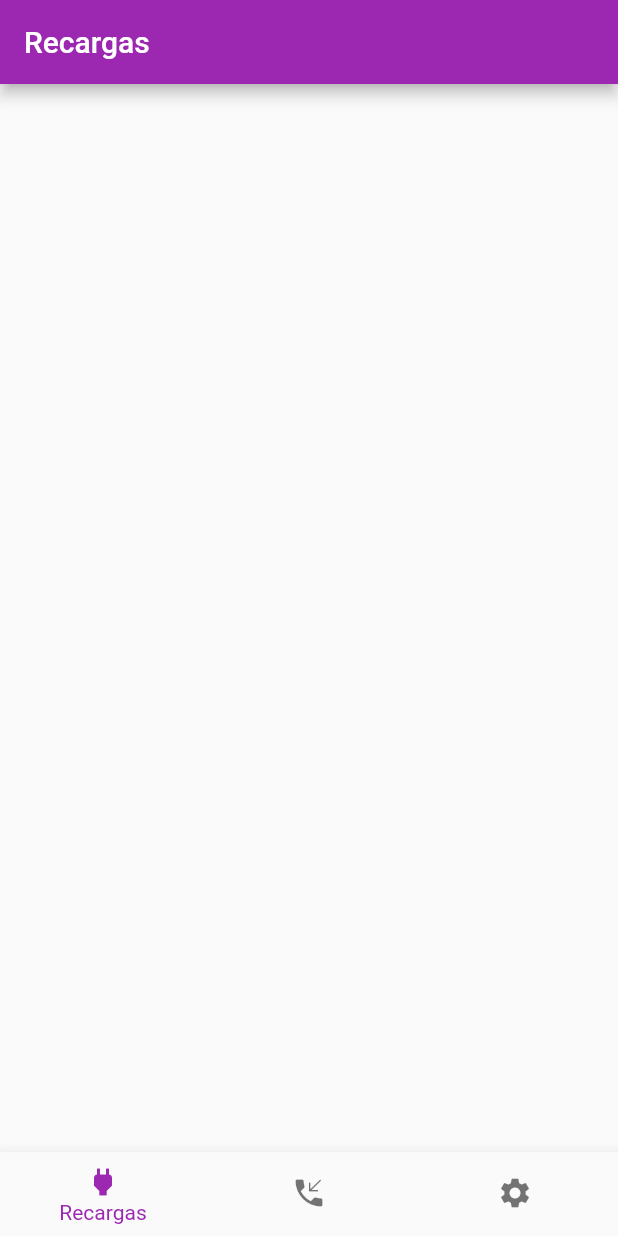
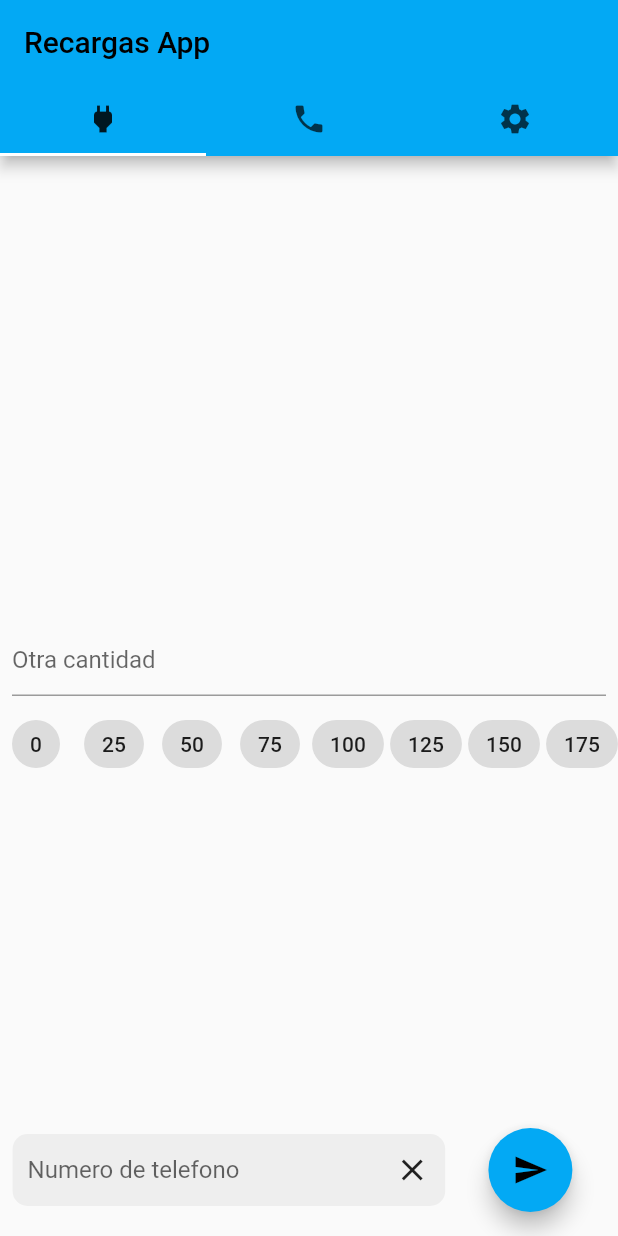
Before and after one commit to robert-virtual/recargas_claro_app, a Flutter app: the screen it shows after launch, on a phone screen of 412 x 824 dp. Run offline on Flutter 3.47's test engine with Material 2 defaults, Android fonts, the phone set to English and light mode, and no system bars; our stand-ins replace shared_preferences; missing offline and left inert: flutter_phone_direct_caller.

Commit message:
tabs implementadas

```diff
--- a/lib/main.dart
+++ b/lib/main.dart
@@ -1,7 +1,8 @@
 import 'package:flutter/material.dart';
 import 'package:recargas_claro_app/pages/menu.dart';
+import 'package:recargas_claro_app/pages/tabs.dart';
 
-void main() => runApp(MyApp());
+void main() => runApp(MyAppWithTabs());
 
 class MyApp extends StatelessWidget {
   @override
--- a/lib/pages/ajustes.dart
+++ b/lib/pages/ajustes.dart
@@ -27,9 +27,7 @@ class _AjustePagesState extends State<AjustePages> {
   @override
   Widget build(BuildContext context) {
     return Scaffold(
-      appBar: AppBar(
-        title: const Text("Ajustes"),
-      ),
+
       body: Column(
         mainAxisAlignment: MainAxisAlignment.center,
         children: [
--- a/lib/pages/menu.dart
+++ b/lib/pages/menu.dart
@@ -15,12 +15,14 @@ class _MenuState extends State<Menu> {
   @override
   Widget build(BuildContext context) {
     return Scaffold(
-      body: IndexedStack(
-        index: paginaActual,
-        children: [RecargasPage(), PaquetesPage(), AjustePages()],
+      body: SafeArea(
+        child: IndexedStack(
+          index: paginaActual,
+          children: [RecargasPage(), PaquetesPage(), AjustePages()],
+        ),
       ),
       bottomNavigationBar: BottomNavigationBar(
-          showUnselectedLabels: false,
+        showSelectedLabels: false,
           currentIndex: paginaActual,
           onTap: (index) {
             setState(() {
--- a/lib/pages/recargas.dart
+++ b/lib/pages/recargas.dart
@@ -1,4 +1,6 @@
 import 'package:flutter/material.dart';
+import 'package:flutter_phone_direct_caller/flutter_phone_direct_caller.dart';
+import 'package:shared_preferences/shared_preferences.dart';
 
 class RecargasPage extends StatefulWidget {
   RecargasPage({Key? key}) : super(key: key);
@@ -8,12 +10,135 @@ class RecargasPage extends StatefulWidget {
 }
 
 class _RecargasPageState extends State<RecargasPage> {
+  final pinController = TextEditingController();
+  final telefono = TextEditingController();
+  List<String> common = List.generate(15, (i) => "${25 * i}");
+  String? cantidad;
   @override
   Widget build(BuildContext context) {
     return Scaffold(
-      appBar: AppBar(
-        title: const Text("Recargas"),
-      ),
-    );
+
+        body: Column(
+          mainAxisAlignment: MainAxisAlignment.center,
+          children: [
+            Padding(
+              padding: EdgeInsets.all(8.0),
+              child: TextField(
+                keyboardType: TextInputType.number,
+                onChanged: (text) {
+                  setState(() {
+                    cantidad = text;
+                  });
+                },
+                decoration: InputDecoration(hintText: "Otra cantidad"),
+              ),
+            ),
+            SingleChildScrollView(
+              scrollDirection: Axis.horizontal,
+              child: Row(
+                children: [
+                  Wrap(
+                      spacing: 4.0,
+                      children: List.generate(
+                          common.length,
+                          (i) => ChoiceChip(
+                                label: Text(common[i]),
+                                selected: common[i] == cantidad,
+                                onSelected: (selected) {
+                                  setState(() {
+                                    cantidad = common[i];
+                                  });
+                                },
+                              ))),
+                ],
+              ),
+            ),
+          ],
+        ),
+        floatingActionButton: Row(
+          mainAxisAlignment: MainAxisAlignment.spaceAround,
+          children: [
+            Container(
+              margin: EdgeInsets.only(left: 10),
+              padding: EdgeInsets.symmetric(horizontal: 10),
+              decoration: BoxDecoration(
+                  color: Colors.grey[200],
+                  borderRadius: BorderRadius.circular(10)),
+              width: MediaQuery.of(context).size.width * 0.70,
+              child: Row(
+                mainAxisAlignment: MainAxisAlignment.spaceBetween,
+                children: [
+                  SizedBox(
+                    width: MediaQuery.of(context).size.width * 0.55,
+                    child: TextField(
+                      controller: telefono,
+                      maxLength: 8,
+                      keyboardType: TextInputType.phone,
+                      decoration: const InputDecoration(
+                        hintText: "Numero de telefono",
+                        border: InputBorder.none,
+                        counterText: "",
+                      ),
+                    ),
+                  ),
+                  InkWell(
+                    onTap: telefono.clear,
+                    child: Icon(Icons.close),
+                  )
+                ],
+              ),
+            ),
+            FloatingActionButton(
+              onPressed: enviarRecarga,
+              child: Icon(Icons.send),
+            )
+          ],
+        ));
+  }
+
+  void enviarRecarga() async {
+    // final
+    final pref = await SharedPreferences.getInstance();
+    String? pin = pref.getString('pin');
+
+    if (pin == null) {
+      showDialog(
+          context: context,
+          builder: (context) {
+            return AlertDialog(
+              title: const Text("Pin"),
+              content: Column(
+                mainAxisSize: MainAxisSize.min,
+                children: [
+                  const Text("ingrese su pin"),
+                  TextField(
+                    controller: pinController,
+                    decoration: const InputDecoration(hintText: "pin"),
+                  )
+                ],
+              ),
+              actions: [
+                TextButton(
+                    onPressed: () {
+                      Navigator.of(context).pop();
+                    },
+                    child: const Text("Cancelar")),
+                TextButton(
+                    onPressed: () {
+                      pref.setString('pin', pinController.text);
+                      pin = pinController.text;
+                      Navigator.of(context).pop();
+                    },
+                    child: const Text("Guardar")),
+              ],
+            );
+          });
+    }
+    if (pin == null) {
+      return;
+    }
+
+    final cadena = "*135*2*2*${telefono.text}*$cantidad*$pin#";
+    await FlutterPhoneDirectCaller.callNumber(cadena);
   }
 }
--- /dev/null
+++ b/lib/pages/tabs.dart
@@ -0,0 +1,44 @@
+import 'package:flutter/material.dart';
+import 'package:recargas_claro_app/pages/ajustes.dart';
+import 'package:recargas_claro_app/pages/paquetes.dart';
+import 'package:recargas_claro_app/pages/recargas.dart';
+
+
+class MyAppWithTabs extends StatelessWidget {
+  @override
+  Widget build(BuildContext context) {
+    return MaterialApp(
+        theme: ThemeData(
+        primarySwatch: Colors.lightBlue
+      ),
+      debugShowCheckedModeBanner: false,
+      title: 'Recargas App',
+      home: DefaultTabController(
+        length: 3,
+        child: Scaffold(
+          appBar: AppBar(
+            title: const Text("Recargas App"),
+            bottom: const TabBar(
+              tabs:[
+                Tab(
+                  icon: Icon(Icons.power),
+                ),
+                Tab(
+                  icon: Icon(Icons.phone),
+                ),
+                Tab(
+                  icon: Icon(Icons.settings),
+                )
+              ]
+            ),
+          ),
+          body: TabBarView(children: [
+            RecargasPage(),
+            PaquetesPage(),
+            const AjustePages()
+          ],),
+        )
+      )
+    );
+  }
+}
```
Also changed, not shown: data/data.json (+20 -13 lines), lib/pages/paquetes.dart (+13 -13 lines).
